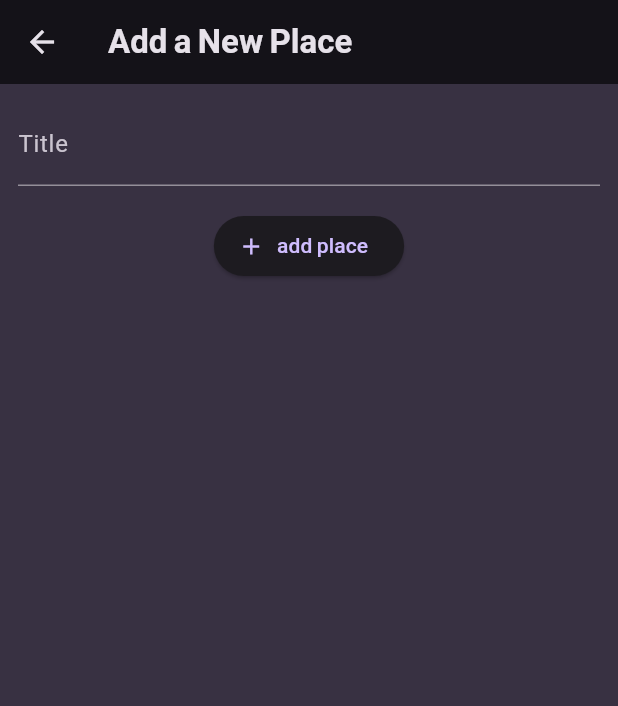
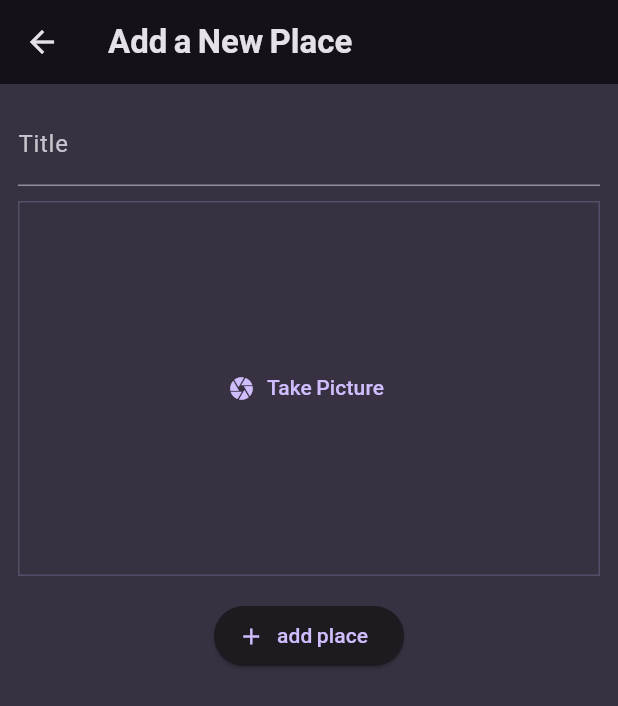
Before and after one commit to sibeux/flutter_mobile, a Flutter app: the AddPlaceScreen screen opened directly, on a phone screen of 412 x 824 dp. Shown: the top 706 px of the screen. Run offline on Flutter 3.47's test engine with Material 3 defaults, Android fonts, the phone set to English and light mode, and no system bars; our stand-ins replace flutter_riverpod, google_fonts, hexcolor, smooth_page_indicator, transparent_image, velocity_x.

Commit message:
Add ImageInput widget to AddPlaceScreen

```diff
--- a/lib/udemy_max/favorite_places/screens/add_place.dart
+++ b/lib/udemy_max/favorite_places/screens/add_place.dart
@@ -1,5 +1,6 @@
 import 'package:flutter/material.dart';
 import 'package:flutter_mobile/udemy_max/favorite_places/providers/user_places.dart';
+import 'package:flutter_mobile/udemy_max/favorite_places/widgets/image_input.dart';
 import 'package:flutter_riverpod/flutter_riverpod.dart';
 
 class AddPlaceScreen extends ConsumerStatefulWidget {
@@ -45,6 +46,10 @@ class _AddPlaceScreenState extends ConsumerState<AddPlaceScreen> {
                   TextStyle(color: Theme.of(context).colorScheme.onBackground),
             ),
             const SizedBox(
+              height: 10,
+            ),
+            const ImageInput(),
+            const SizedBox(
               height: 16,
             ),
             ElevatedButton.icon(
--- /dev/null
+++ b/lib/udemy_max/favorite_places/widgets/image_input.dart
@@ -0,0 +1,33 @@
+import 'package:flutter/material.dart';
+
+class ImageInput extends StatefulWidget {
+  const ImageInput({super.key});
+
+  @override
+  State<ImageInput> createState() => _ImageInputState();
+}
+
+class _ImageInputState extends State<ImageInput> {
+
+void _takePicture() {
+
+}
+
+  @override
+  Widget build(BuildContext context) {
+    return Container(
+      decoration: BoxDecoration(
+          border: Border.all(
+        width: 1,
+        color: Theme.of(context).colorScheme.primary.withOpacity(0.2),
+      )),
+      height: 250,
+      width: double.infinity,
+      alignment: Alignment.center,
+      child: TextButton.icon(
+          onPressed: _takePicture,
+          icon: const Icon(Icons.camera),
+          label: const Text('Take Picture')),
+    );
+  }
+}
```
